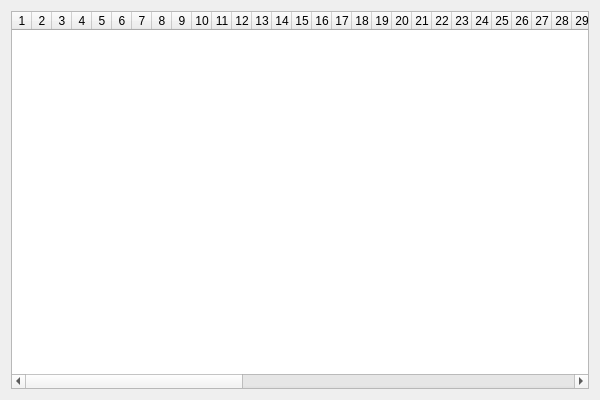
The window that genomecomparison.ui (marksutton/EvoSim) describes before a commit, drawn with Qt 5.
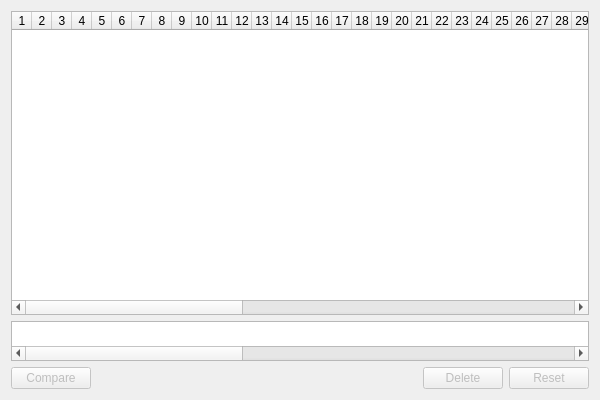
The same window after the commit.

Commit message:
Delete and Clear buttons added
- Rewritten insert and render functions for table.
- Actions for delete and clear.
- Function to check find checked table items and return QList.
- Re-designed UI with new comparison table insert below genome table.

```diff
--- a/genomecomparison.ui
+++ b/genomecomparison.ui
@@ -13,7 +13,7 @@
   <property name="windowTitle">
    <string>Form</string>
   </property>
-  <layout class="QVBoxLayout" name="verticalLayout">
+  <layout class="QVBoxLayout" name="verticalLayout" stretch="9,1,1">
    <item>
     <widget class="QTableWidget" name="tableWidget">
      <property name="sortingEnabled">
@@ -116,6 +116,176 @@
      <column/>
     </widget>
    </item>
+   <item>
+    <widget class="QTableWidget" name="compareTableWidget">
+     <property name="sizePolicy">
+      <sizepolicy hsizetype="Expanding" vsizetype="MinimumExpanding">
+       <horstretch>0</horstretch>
+       <verstretch>0</verstretch>
+      </sizepolicy>
+     </property>
+     <property name="minimumSize">
+      <size>
+       <width>0</width>
+       <height>40</height>
+      </size>
+     </property>
+     <property name="baseSize">
+      <size>
+       <width>0</width>
+       <height>40</height>
+      </size>
+     </property>
+     <property name="columnCount">
+      <number>71</number>
+     </property>
+     <attribute name="horizontalHeaderVisible">
+      <bool>false</bool>
+     </attribute>
+     <attribute name="horizontalHeaderDefaultSectionSize">
+      <number>20</number>
+     </attribute>
+     <attribute name="horizontalHeaderHighlightSections">
+      <bool>false</bool>
+     </attribute>
+     <attribute name="horizontalHeaderMinimumSectionSize">
+      <number>20</number>
+     </attribute>
+     <attribute name="verticalHeaderVisible">
+      <bool>false</bool>
+     </attribute>
+     <attribute name="verticalHeaderDefaultSectionSize">
+      <number>20</number>
+     </attribute>
+     <attribute name="verticalHeaderHighlightSections">
+      <bool>false</bool>
+     </attribute>
+     <attribute name="verticalHeaderMinimumSectionSize">
+      <number>20</number>
+     </attribute>
+     <column/>
+     <column/>
+     <column/>
+     <column/>
+     <column/>
+     <column/>
+     <column/>
+     <column/>
+     <column/>
+     <column/>
+     <column/>
+     <column/>
+     <column/>
+     <column/>
+     <column/>
+     <column/>
+     <column/>
+     <column/>
+     <column/>
+     <column/>
+     <column/>
+     <column/>
+     <column/>
+     <column/>
+     <column/>
+     <column/>
+     <column/>
+     <column/>
+     <column/>
+     <column/>
+     <column/>
+     <column/>
+     <column/>
+     <column/>
+     <column/>
+     <column/>
+     <column/>
+     <column/>
+     <column/>
+     <column/>
+     <column/>
+     <column/>
+     <column/>
+     <column/>
+     <column/>
+     <column/>
+     <column/>
+     <column/>
+     <column/>
+     <column/>
+     <column/>
+     <column/>
+     <column/>
+     <column/>
+     <column/>
+     <column/>
+     <column/>
+     <column/>
+     <column/>
+     <column/>
+     <column/>
+     <column/>
+     <column/>
+     <column/>
+     <column/>
+     <column/>
+     <column/>
+     <column/>
+     <column/>
+     <column/>
+     <column/>
+    </widget>
+   </item>
+   <item>
+    <layout class="QHBoxLayout" name="horizontalLayout" stretch="0,0,0,0">
+     <property name="sizeConstraint">
+      <enum>QLayout::SetMinimumSize</enum>
+     </property>
+     <item>
+      <widget class="QPushButton" name="compareButton">
+       <property name="enabled">
+        <bool>false</bool>
+       </property>
+       <property name="text">
+        <string>Compare</string>
+       </property>
+      </widget>
+     </item>
+     <item>
+      <spacer name="horizontalSpacer">
+       <property name="orientation">
+        <enum>Qt::Horizontal</enum>
+       </property>
+       <property name="sizeHint" stdset="0">
+        <size>
+         <width>40</width>
+         <height>20</height>
+        </size>
+       </property>
+      </spacer>
+     </item>
+     <item>
+      <widget class="QPushButton" name="deleteButton">
+       <property name="enabled">
+        <bool>false</bool>
+       </property>
+       <property name="text">
+        <string>Delete</string>
+       </property>
+      </widget>
+     </item>
+     <item>
+      <widget class="QPushButton" name="resetButton">
+       <property name="enabled">
+        <bool>false</bool>
+       </property>
+       <property name="text">
+        <string>Reset</string>
+       </property>
+      </widget>
+     </item>
+    </layout>
+   </item>
   </layout>
  </widget>
  <resources/>
```
Left out of the diff: 2 changed lines with no effect on the pictures. The commit also changes 4 other files.
